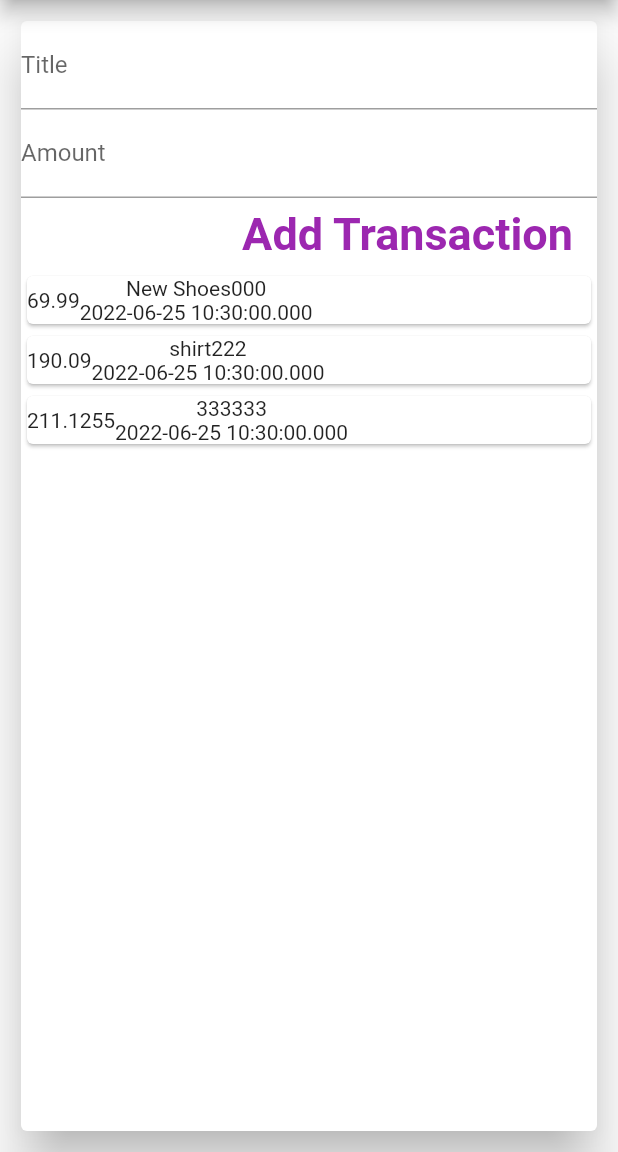
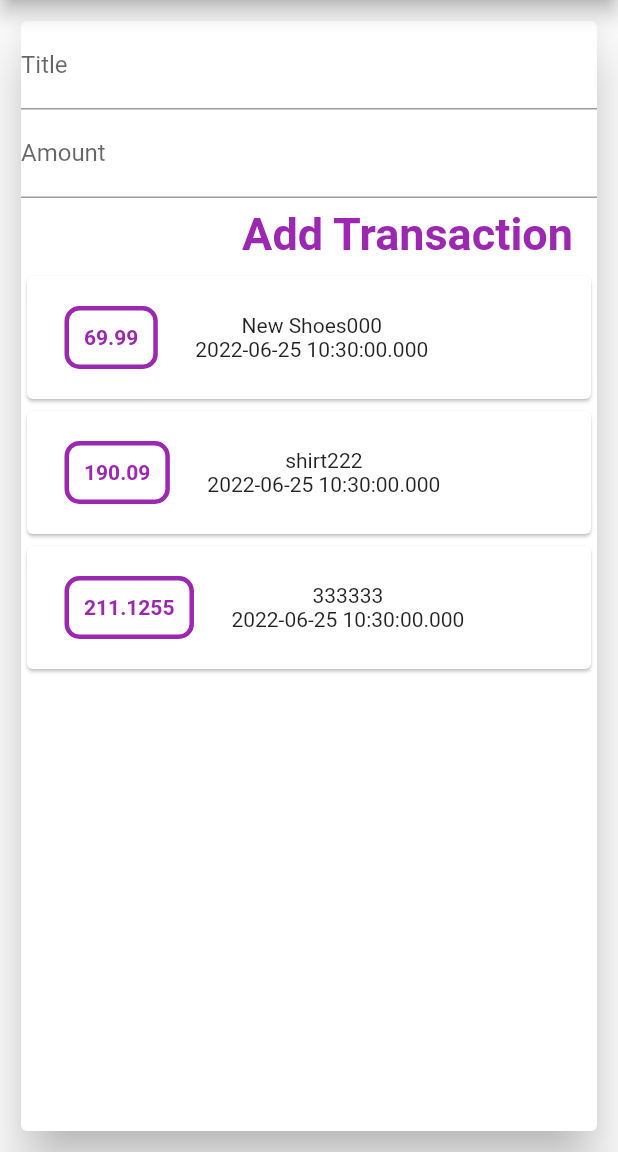
Before and after one commit to ponganan/input_textfield, a Flutter app: the screen it shows after launch, on a phone screen of 412 x 824 dp, the part 84-1236 px from its top. Run offline on Flutter 3.47's test engine with Material 2 defaults, Android fonts, the phone set to English and light mode, and no system bars.

Commit message:
Styling Text

```diff
--- a/lib/main.dart
+++ b/lib/main.dart
@@ -90,7 +90,25 @@ class _InputTFState extends State<InputTF> {
                       child: Row(
                         children: <Widget>[
                           Container(
-                            child: Text(tx.amount.toString()),
+                            margin: EdgeInsets.symmetric(
+                              vertical: 20,
+                              horizontal: 25,
+                            ),
+                            child: Text(
+                              tx.amount.toString(),
+                              style: TextStyle(
+                                fontWeight: FontWeight.bold,
+                                color: Colors.purple,
+                              ),
+                            ),
+                            decoration: BoxDecoration(
+                              border: Border.all(
+                                color: Colors.purple,
+                                width: 3,
+                              ),
+                              borderRadius: BorderRadius.circular(10),
+                            ),
+                            padding: EdgeInsets.all(10),
                           ),
                           Column(
                             children: <Widget>[
```
